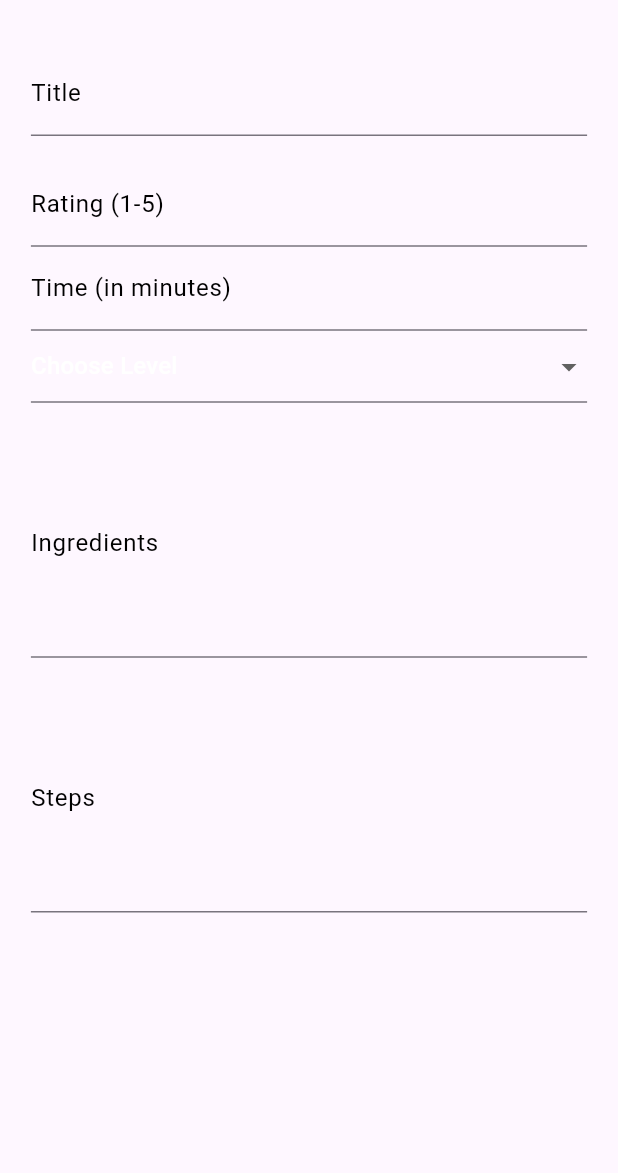
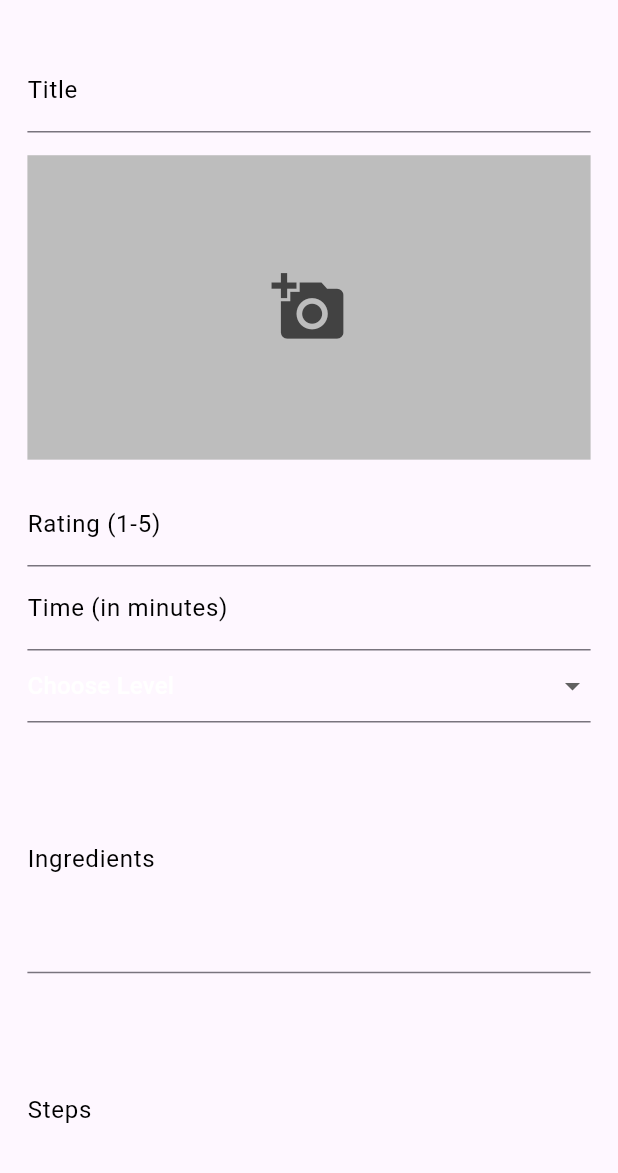
Before and after one commit to Samah-Osama/happy_kitchen, a Flutter app: the HomeView screen opened by its route, item 3 of the bottom bar chosen, after a tap on "Add Recipe", on a phone screen of 412 x 824 dp, the part 63-1236 px from its top. Run offline on Flutter 3.47's test engine with Material 3 defaults, Android fonts, the phone set to English and light mode, and no system bars; our stand-ins replace bloc, carousel_slider, flutter_bloc, flutter_screenutil, hive, image_picker; accounts and stored records are empty.

Commit message:
add recipe pickImage

```diff
--- /dev/null
+++ b/lib/features/favorite/presentation/views/widgets/add_recipe_image.dart
@@ -0,0 +1,53 @@
+import 'dart:io';
+import 'package:flutter/material.dart';
+import 'package:flutter_screenutil/flutter_screenutil.dart';
+import 'package:image_picker/image_picker.dart';
+
+class AddRecipeImage extends StatefulWidget {
+  const AddRecipeImage({super.key});
+
+  @override
+  State<AddRecipeImage> createState() => _AddRecipeImageState();
+}
+
+class _AddRecipeImageState extends State<AddRecipeImage> {
+  File? pickedImage;
+  @override
+  Widget build(BuildContext context) {
+    return GestureDetector(
+      onTap: pickImage,
+      child: Container(
+        height: 200.h,
+        color: Colors.grey.shade400,
+        child: Center(
+            child: pickedImage == null
+                ? Icon(
+                    Icons.add_a_photo,
+                    size: 50,
+                    color: Colors.grey.shade800,
+                  )
+                : Image.file(pickedImage!)),
+      ),
+    );
+  }
+
+  final ImagePicker imagePicker = ImagePicker();
+  Future<void> pickImage() async {
+    XFile? image = await pickImageFromGallery();
+    XFile? cameraImage = await pickImageByCam();
+    setState(() {
+      image != null ? pickedImage = File(image.path) : null;
+      cameraImage != null ? pickedImage = File(cameraImage.path) : null;
+    });
+  }
+
+  Future<XFile?> pickImageFromGallery() async {
+    var image = await imagePicker.pickImage(source: ImageSource.gallery);
+    return image;
+  }
+
+  Future<XFile?> pickImageByCam() async {
+    var cameraImage = await imagePicker.pickImage(source: ImageSource.camera);
+    return cameraImage;
+  }
+}
--- a/lib/features/favorite/presentation/views/widgets/add_recipe_view_body.dart
+++ b/lib/features/favorite/presentation/views/widgets/add_recipe_view_body.dart
@@ -1,6 +1,8 @@
+
 import 'package:flutter/material.dart';
 import 'package:flutter_screenutil/flutter_screenutil.dart';
 import 'package:happy_kitchen/constant.dart';
+import 'package:happy_kitchen/features/favorite/presentation/views/widgets/add_recipe_image.dart';
 import 'package:happy_kitchen/features/favorite/presentation/views/widgets/custom_text_form_field.dart';
 
 enum Levels { easy, medium, hard }
@@ -16,6 +18,7 @@ class _AddRecipeViewBodyState extends State<AddRecipeViewBody> {
   String? title, time, ingredients, steps;
   String? rating;
   Levels? recipeLevel;
+  // File? pickedImage;
 
   GlobalKey<FormState> formKey = GlobalKey();
   @override
@@ -33,6 +36,8 @@ class _AddRecipeViewBodyState extends State<AddRecipeViewBody> {
                 title = value;
               },
             ),
+            SizedBox(height: 15.h),
+            const AddRecipeImage(),
             SizedBox(height: 15.h),
             CustomTextFormField(
               keyboardType: TextInputType.number,
@@ -91,7 +96,6 @@ class _AddRecipeViewBodyState extends State<AddRecipeViewBody> {
                 steps = value;
               },
             ),
-
           ],
         ),
       ),
--- a/lib/features/home/presentation/views/dashboard_view.dart
+++ b/lib/features/home/presentation/views/dashboard_view.dart
@@ -11,13 +11,13 @@ class DashBoardView extends StatelessWidget {
   @override
   Widget build(BuildContext context) {
     return CustomScrollView(
-      slivers:  [
-      const  SliverToBoxAdapter(
+      slivers: [
+        const SliverToBoxAdapter(
           child: Column(
             children: [
-               CustomeDashBoardViewAppBar(),
-               CustomSlideWidge(),
-               CustomText(),
+              CustomDashBoardViewAppBar(),
+              CustomSlideWidget(),
+              CustomText(),
               CategoryListView(),
             ],
           ),
--- a/lib/features/home/presentation/views/home_view.dart
+++ b/lib/features/home/presentation/views/home_view.dart
@@ -1,12 +1,10 @@
 import 'package:flutter/material.dart';
 import 'package:flutter_screenutil/flutter_screenutil.dart';
-import 'package:happy_kitchen/Dashboard.dart';
 import 'package:happy_kitchen/Favorits.dart';
 import 'package:happy_kitchen/constant.dart';
 import 'package:happy_kitchen/core/utils/theme_color_helper.dart';
 import 'package:happy_kitchen/features/home/presentation/views/dashboard_view.dart';
 import 'package:happy_kitchen/features/favorite/presentation/views/favorite_view.dart';
-import 'package:happy_kitchen/features/home/presentation/views/widgets/all_recipes.dart';
 import 'package:happy_kitchen/features/kitchens/presentation/view/all_kitchen_view.dart';
 
 class HomeView extends StatefulWidget {
@@ -32,7 +30,7 @@ class _HomeViewState extends State<HomeView> {
   Widget build(BuildContext context) {
     return Scaffold(
       bottomNavigationBar: SizedBox(
-        height: 80.r,
+        height: 90.h,
         child: BottomNavigationBar(
           elevation: 0,
           type: BottomNavigationBarType.fixed,
--- a/lib/features/home/presentation/views/widgets/custom_dashboard_view_app_bar.dart
+++ b/lib/features/home/presentation/views/widgets/custom_dashboard_view_app_bar.dart
@@ -4,8 +4,8 @@ import 'package:flutter_screenutil/flutter_screenutil.dart';
 import 'package:happy_kitchen/core/utils/services/theme_service/cubit/theme_cubit.dart';
 import 'package:happy_kitchen/features/home/presentation/views/widgets/custom_app_bar_text.dart';
 
-class CustomeDashBoardViewAppBar extends StatelessWidget {
-  const CustomeDashBoardViewAppBar({
+class CustomDashBoardViewAppBar extends StatelessWidget {
+  const CustomDashBoardViewAppBar({
     super.key,
   });
 
--- a/lib/features/home/presentation/views/widgets/custom_slide_widget.dart
+++ b/lib/features/home/presentation/views/widgets/custom_slide_widget.dart
@@ -3,8 +3,8 @@ import 'package:flutter/material.dart';
 import 'package:flutter_screenutil/flutter_screenutil.dart';
 import 'package:happy_kitchen/features/home/presentation/views/widgets/slide_image.dart';
 
-class CustomSlideWidge extends StatelessWidget {
-  const CustomSlideWidge({super.key});
+class CustomSlideWidget extends StatelessWidget {
+  const CustomSlideWidget({super.key});
   @override
   final List<String> sliderList = const [
     "assets/images/banner1.jpg",
--- a/lib/features/home/presentation/views/widgets/recipe_list.dart
+++ b/lib/features/home/presentation/views/widgets/recipe_list.dart
@@ -10,7 +10,7 @@ class RecipesList extends StatelessWidget {
         delegate: SliverChildBuilderDelegate(childCount: 10, (context, index) {
           return Padding(
             padding: EdgeInsets.symmetric(horizontal: 15.r),
-            child: RecipeWidget(
+            child: const RecipeWidget(
 
             ),
           );
--- a/lib/features/kitchens/presentation/view/widgets/all_kitchens_body.dart
+++ b/lib/features/kitchens/presentation/view/widgets/all_kitchens_body.dart
@@ -11,10 +11,10 @@ class AllKitchensBody extends StatelessWidget {
       child: GridView.builder(
           padding: EdgeInsets.only(top: 80.r),
           itemCount: 10,
-          gridDelegate: const SliverGridDelegateWithFixedCrossAxisCount(
+          gridDelegate:  SliverGridDelegateWithFixedCrossAxisCount(
             crossAxisCount: 2,
-            childAspectRatio: 1.0,
-            mainAxisSpacing: 90.0,
+            childAspectRatio: 1.0.r,
+            mainAxisSpacing: 90.0.r,
           ),
           itemBuilder: (context, index) {
             return const KitchensTypeWidget();
--- a/lib/features/kitchens/presentation/view/widgets/kitchens_type_widget.dart
+++ b/lib/features/kitchens/presentation/view/widgets/kitchens_type_widget.dart
@@ -14,8 +14,8 @@ class KitchensTypeWidget extends StatelessWidget {
       clipBehavior: Clip.none,
       children: [
         Container(
-          height: 170.h,
-          width: 160.w,
+          height: 170.r,
+          width: 160.r,
           decoration: BoxDecoration(
             color: ThemeColorHelper.getLightGreyAndPink(context),
             borderRadius: BorderRadius.circular(32.r),
@@ -33,7 +33,7 @@ class KitchensTypeWidget extends StatelessWidget {
         ),
         Positioned(
             bottom: 80.r,
-            height: 150.h,
+            height: 150.r,
             left: 20.r,
             child: Image.asset(
               'assets/images/women.png',
--- a/lib/features/on_board/presentation/views/widgets/lets_go_button.dart
+++ b/lib/features/on_board/presentation/views/widgets/lets_go_button.dart
@@ -16,8 +16,8 @@ class LetsGoButton extends StatelessWidget {
         Navigator.pushNamed(context, HomeView.id);
       },
       child: Container(
-        height: 50.r,
-        width: 220.r,
+        height: 50.h,
+        width: 220.h,
         alignment: Alignment.center,
         decoration: BoxDecoration(
           color: kPrimaryColorDarkMode,
--- a/lib/features/on_board/presentation/views/widgets/on_board_box_item.dart
+++ b/lib/features/on_board/presentation/views/widgets/on_board_box_item.dart
@@ -15,13 +15,13 @@ class OnBoardBoxWelcomeItem extends StatelessWidget {
       children: [
         Text("Simplify your \ncooking plan",
             style: Styles.textStyle28.copyWith(color: kLightFontColor)),
-        SizedBox(height: 24.0.r),
+        SizedBox(height: 24.0.h),
         Text(
           textAlign: TextAlign.center,
           "No more confused about \nyour meal menu",
           style: Styles.textStyle18.copyWith(color: kDarkGreyFontColor),
         ),
-         SizedBox(height: 28.0.r),
+         SizedBox(height: 28.0.h),
     const  LetsGoButton(),
       ],
     );
--- a/lib/features/on_board/presentation/views/widgets/on_board_view_body.dart
+++ b/lib/features/on_board/presentation/views/widgets/on_board_view_body.dart
@@ -9,7 +9,7 @@ class OnBoardViewBody extends StatelessWidget {
   Widget build(BuildContext context) {
     return Column(
       children: [
-        SizedBox(height: 40.0.r),
+        SizedBox(height: 40.h),
         const Stack(
           children: [
             OnBoardImage(),
--- a/lib/features/on_board/presentation/views/widgets/on_board_welcom_box.dart
+++ b/lib/features/on_board/presentation/views/widgets/on_board_welcom_box.dart
@@ -13,7 +13,7 @@ class OnBoardWelcomeBox extends StatelessWidget {
     return Padding(
       padding: EdgeInsets.symmetric(horizontal: 30.r),
       child: Container(
-        height: 330,
+        height: 330.h,
         width: MediaQuery.of(context).size.width,
         decoration: BoxDecoration(
           color: kDarkColor,
--- a/lib/main.dart
+++ b/lib/main.dart
@@ -26,7 +26,7 @@ class MyApp extends StatelessWidget {
   @override
   Widget build(BuildContext context) {
     return ScreenUtilInit(
-      designSize: ScreenUtil.defaultSize,
+      designSize: const Size(357, 812),
       child: MultiBlocProvider(
         providers: [
           BlocProvider(create: (context) => ThemeCubit()),
--- a/pubspec.yaml
+++ b/pubspec.yaml
@@ -40,11 +40,12 @@ dependencies:
   hive_flutter: ^1.1.0
   path_provider: ^2.0.11
   image_picker: ^1.1.2
-  flutter_staggered_grid_view: ^0.6.2
+  flutter_staggered_grid_view: ^0.7.0
   flutter_screenutil: ^5.9.3
   font_awesome_flutter: ^10.7.0
   carousel_slider: ^5.0.0
   flutter_bloc: ^8.1.6
+  path: ^1.9.0
 
 dev_dependencies:
   hive_generator: ^2.0.1
@@ -57,7 +58,7 @@ dev_dependencies:
   # activated in the `analysis_options.yaml` file located at the root of your
   # package. See that file for information about deactivating specific lint
   # rules and activating additional ones.
-  flutter_lints: ^3.0.0
+  flutter_lints: ^4.0.0
 
 # For information on the generic Dart part of this file, see the
 # following page: https://dart.dev/tools/pub/pubspec
```
Also changed, not shown: pubspec.lock, 3 other files.
